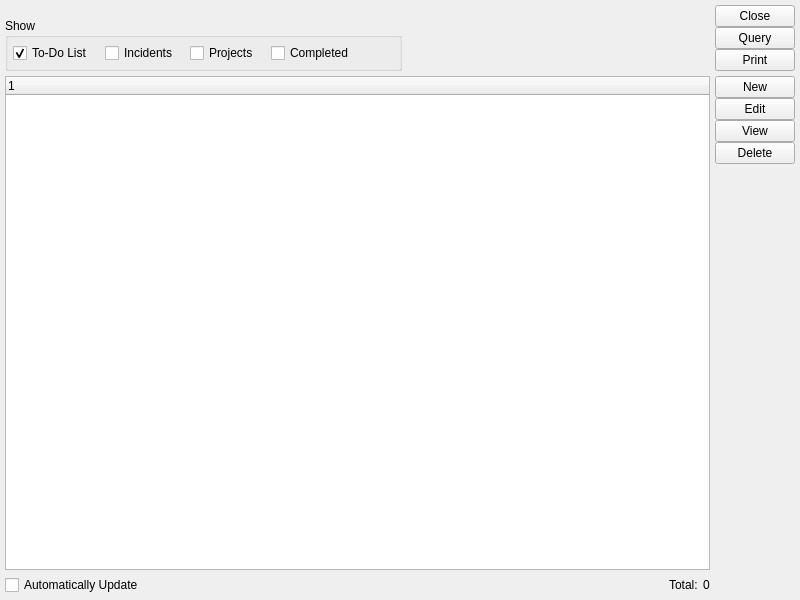
First picture: the form in xtuple/trunk/guiclient/todoList.ui, repository WooodHead/xtuple, before the edit.
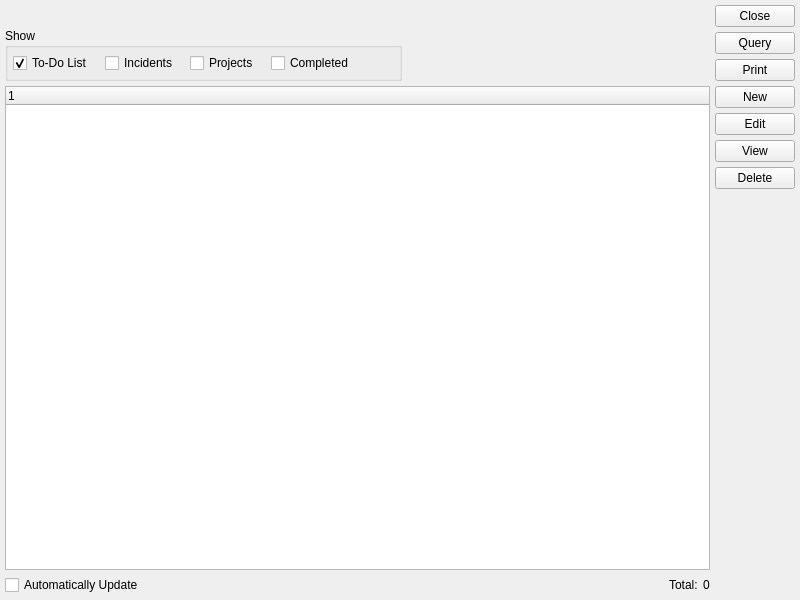
Second picture: the form after the edit. Custom widgets are drawn as their Qt base class.

The edit to the form file:
```diff
--- a/xtuple/trunk/guiclient/todoList.ui
+++ b/xtuple/trunk/guiclient/todoList.ui
@@ -115,9 +115,6 @@
      </item>
      <item>
       <layout class="QVBoxLayout" name="verticalLayout_2">
-       <property name="spacing">
-        <number>0</number>
-       </property>
        <item>
         <widget class="QPushButton" name="_close">
          <property name="text">
@@ -230,12 +227,7 @@
     </widget>
    </item>
    <item row="1" column="1">
-    <layout class="QVBoxLayout" name="verticalLayout">
-     <item>
       <layout class="QVBoxLayout">
-       <property name="spacing">
-        <number>0</number>
-       </property>
        <item>
         <widget class="QPushButton" name="_new">
          <property name="text">
@@ -264,8 +256,6 @@
          </property>
         </widget>
        </item>
-      </layout>
-     </item>
      <item>
       <spacer>
        <property name="orientation">
@@ -274,7 +264,7 @@
        <property name="sizeHint" stdset="0">
         <size>
          <width>71</width>
-         <height>0</height>
+         <height>13</height>
         </size>
        </property>
       </spacer>
```
Lines whose indentation alone changed are shown as unchanged.
